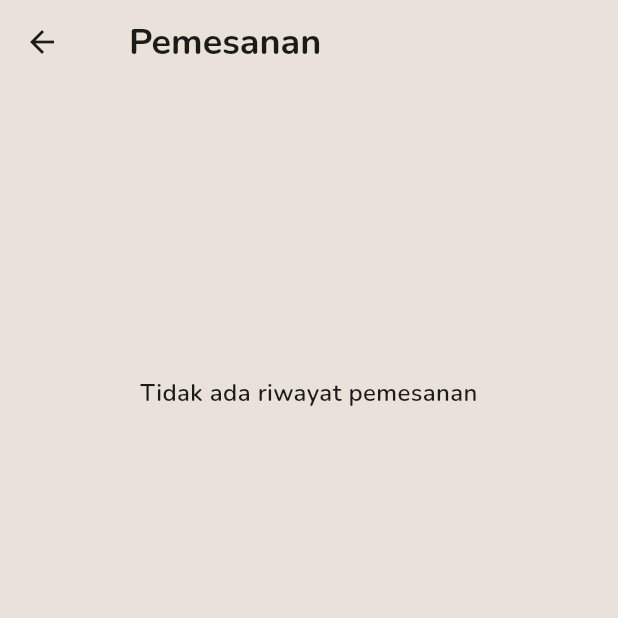
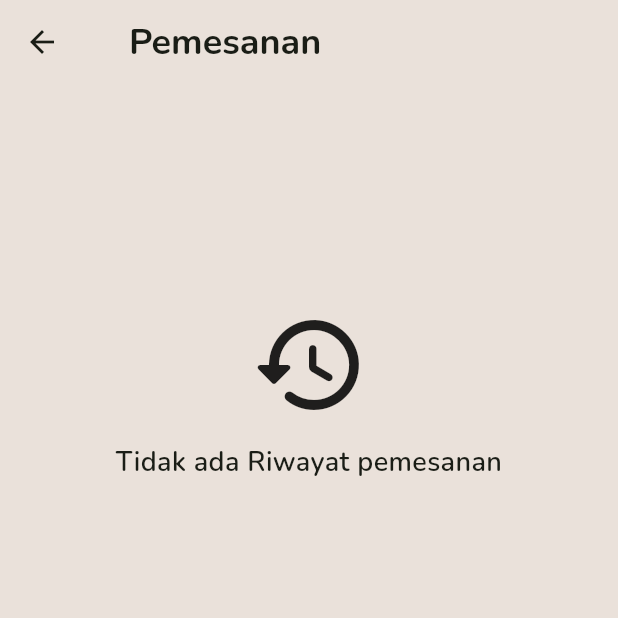
Before and after one commit to StevenOscar/catering_app, a Flutter app: the OrderScreen screen opened directly, on a phone screen of 412 x 824 dp, the top half of it. Run offline on Flutter 3.47's test engine with Material 3 defaults, Android fonts, the phone set to English and light mode, and no system bars; our stand-ins replace animated_bottom_navigation_bar, cached_network_image, carousel_slider, easy_date_timeline, flutter_riverpod, fluttertoast and 2 more; missing offline and left inert: expansion_tile_list; accounts and stored records are empty; network calls fail.

Commit message:
Fix some UI

```diff
--- a/lib/screens/order_screen.dart
+++ b/lib/screens/order_screen.dart
@@ -419,10 +419,17 @@ class _OrderScreenState extends State<OrderScreen> {
                         ? SizedBox(
                           height: MediaQuery.of(context).size.height * 0.5,
                           child: Center(
-                            child: Text(
-                              "Tidak ada Pesanan pada kategori ini",
-                              style: AppTextStyles.body2(fontWeight: FontWeight.w600),
-                              textAlign: TextAlign.center,
+                            child: Column(
+                              mainAxisAlignment: MainAxisAlignment.center,
+                              children: [
+                                Icon(Icons.sentiment_dissatisfied_outlined, size: 80),
+                                SizedBox(height: 12),
+                                Text(
+                                  "Tidak ada Pesanan pada kategori ini",
+                                  style: AppTextStyles.body1(fontWeight: FontWeight.w600),
+                                  textAlign: TextAlign.center,
+                                ),
+                              ],
                             ),
                           ),
                         )
@@ -603,10 +610,17 @@ class _OrderScreenState extends State<OrderScreen> {
               return SizedBox(
                 height: MediaQuery.of(context).size.height * 0.5,
                 child: Center(
-                  child: Text(
-                    "Tidak ada riwayat pemesanan",
-                    style: AppTextStyles.body2(fontWeight: FontWeight.w600),
-                    textAlign: TextAlign.center,
+                  child: Column(
+                    mainAxisAlignment: MainAxisAlignment.center,
+                    children: [
+                      Icon(Icons.history_rounded, size: 80),
+                      SizedBox(height: 12),
+                      Text(
+                        "Tidak ada Riwayat pemesanan",
+                        style: AppTextStyles.body1(fontWeight: FontWeight.w600),
+                        textAlign: TextAlign.center,
+                      ),
+                    ],
                   ),
                 ),
               );
--- a/lib/widgets/text_form_field_widget.dart
+++ b/lib/widgets/text_form_field_widget.dart
@@ -10,7 +10,7 @@ class TextFormFieldWidget extends StatelessWidget {
   final TextInputType? keyboardType;
   final List<TextInputFormatter>? inputFormatters;
   final void Function()? onEditingComplete;
-  final Icon? prefixIcon;
+  final Widget? prefixIcon;
   final EdgeInsets? contentPadding;
   final Function(String)? onChanged;
   final double? radius;
```
Also changed, not shown: lib/screens/add_category_screen.dart (+14 -14 lines), lib/screens/add_menu_screen.dart (+28 -6 lines), lib/screens/dashboard_screen.dart (+23 -9 lines), lib/screens/delete_menu_screen.dart (+11 -4 lines), lib/screens/update_delete_category_screen.dart (+14 -14 lines).
